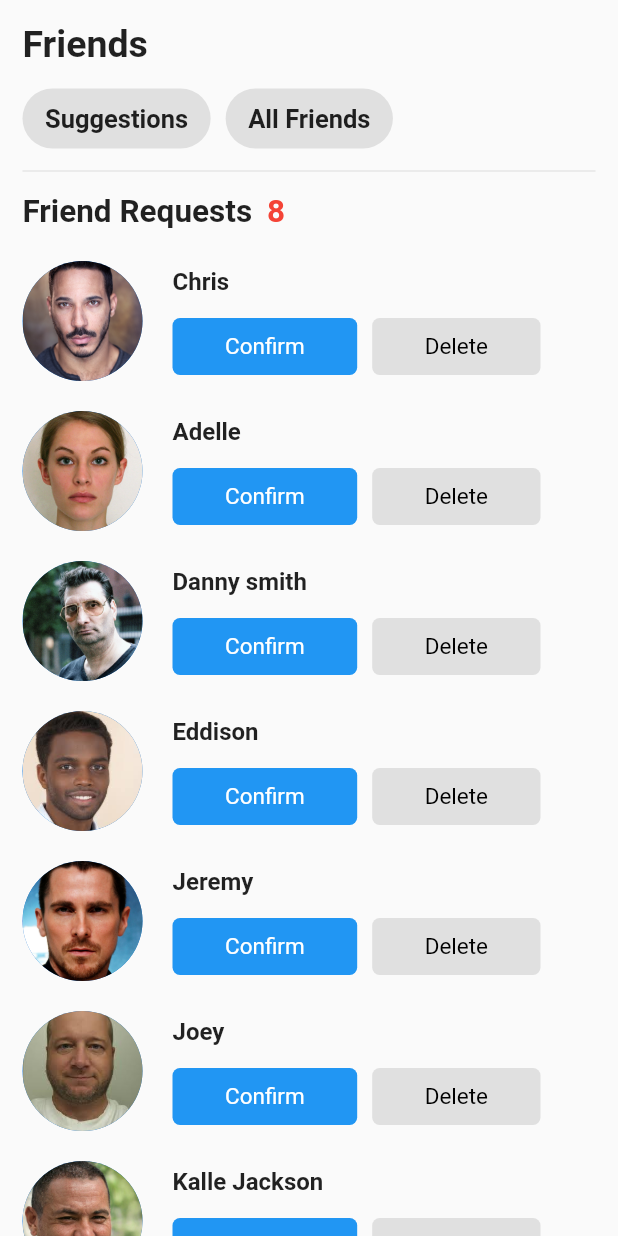
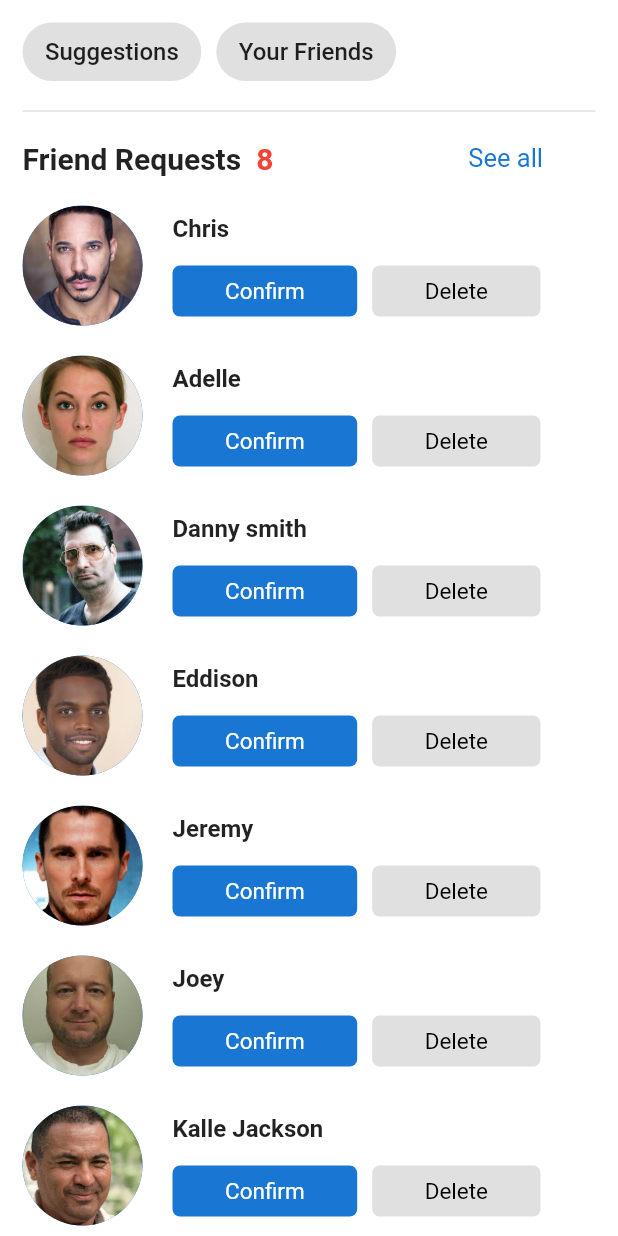
Before and after one commit to congth2001/android_project, a Flutter app: the FriendsTab widget shown alone on an empty page, opened directly, on a phone screen of 412 x 824 dp. Run offline on Flutter 3.47's test engine with Material 2 defaults, Android fonts, the phone set to English and light mode, and no system bars.

Commit message:
Update Friend Tab

```diff
--- a/lib/tabs/friends_tab.dart
+++ b/lib/tabs/friends_tab.dart
@@ -6,12 +6,11 @@ class FriendsTab extends StatelessWidget {
     return SingleChildScrollView(
       child: Container(
         padding: EdgeInsets.symmetric(horizontal: 15.0, vertical: 15.0),
+        color: Colors.white,
         child: Column(
           mainAxisAlignment: MainAxisAlignment.start,
           crossAxisAlignment: CrossAxisAlignment.start,
           children: <Widget>[
-            Text('Friends', style: TextStyle(fontSize: 25.0, fontWeight: FontWeight.bold)),
-            SizedBox(height: 15.0),
             Row(
               children: <Widget>[
                 Container(
@@ -20,7 +19,7 @@ class FriendsTab extends StatelessWidget {
                     color: Colors.grey[300],
                     borderRadius: BorderRadius.circular(30.0)
                   ),
-                  child: Text('Suggestions', style: TextStyle(fontSize: 17.0, fontWeight: FontWeight.bold)),
+                  child: Text('Suggestions', style: TextStyle(fontSize: 16.0, fontWeight: FontWeight.w500)),
                 ),
 
                 SizedBox(width: 10.0),
@@ -31,20 +30,24 @@ class FriendsTab extends StatelessWidget {
                     color: Colors.grey[300],
                     borderRadius: BorderRadius.circular(30.0)
                   ),
-                  child: Text('All Friends', style: TextStyle(fontSize: 17.0, fontWeight: FontWeight.bold)),
+                  child: Text('Your Friends', style: TextStyle(fontSize: 16.0, fontWeight: FontWeight.w500)),
                 )
               ],
             ),
 
-            Divider(height: 30.0),
+            Divider(height: 40.0, thickness: 1),
 
             Row(
               children: <Widget>[
-                Text('Friend Requests', style: TextStyle(fontSize: 21.0, fontWeight: FontWeight.bold)),
+                Text('Friend Requests', style: TextStyle(fontSize: 20.0, fontWeight: FontWeight.bold)),
 
                 SizedBox(width: 10.0),
 
-                Text('8', style: TextStyle(fontSize: 21.0, fontWeight: FontWeight.bold, color: Colors.red)),
+                Text('8', style: TextStyle(fontSize: 20.0, fontWeight: FontWeight.bold, color: Colors.red)),
+
+                SizedBox(width: 130),
+
+                Text('See all', style: TextStyle(fontSize: 17, color: Colors.blue[700]))
               ],
             ),
 
@@ -66,16 +69,16 @@ class FriendsTab extends StatelessWidget {
                     Row(
                       children: <Widget>[
                         Container(
-                          padding: EdgeInsets.symmetric(horizontal: 35.0, vertical: 10.0),
+                          padding: EdgeInsets.symmetric(horizontal: 35.0, vertical: 8.0),
                           decoration: BoxDecoration(
-                            color: Colors.blue,
+                            color: Colors.blue[700],
                             borderRadius: BorderRadius.circular(5.0)
                           ),
                           child: Text('Confirm', style: TextStyle(color: Colors.white, fontSize: 15.0)),
                         ),
                         SizedBox(width: 10.0),
                         Container(
-                          padding: EdgeInsets.symmetric(horizontal: 35.0, vertical: 10.0),
+                          padding: EdgeInsets.symmetric(horizontal: 35.0, vertical: 8.0),
                           decoration: BoxDecoration(
                             color: Colors.grey[300],
                             borderRadius: BorderRadius.circular(5.0)
@@ -107,16 +110,16 @@ class FriendsTab extends StatelessWidget {
                     Row(
                       children: <Widget>[
                         Container(
-                          padding: EdgeInsets.symmetric(horizontal: 35.0, vertical: 10.0),
+                          padding: EdgeInsets.symmetric(horizontal: 35.0, vertical: 8.0),
                           decoration: BoxDecoration(
-                            color: Colors.blue,
+                            color: Colors.blue[700],
                             borderRadius: BorderRadius.circular(5.0)
                           ),
                           child: Text('Confirm', style: TextStyle(color: Colors.white, fontSize: 15.0)),
                         ),
                         SizedBox(width: 10.0),
                         Container(
-                          padding: EdgeInsets.symmetric(horizontal: 35.0, vertical: 10.0),
+                          padding: EdgeInsets.symmetric(horizontal: 35.0, vertical: 8.0),
                           decoration: BoxDecoration(
                             color: Colors.grey[300],
                             borderRadius: BorderRadius.circular(5.0)
@@ -148,16 +151,16 @@ class FriendsTab extends StatelessWidget {
                     Row(
                       children: <Widget>[
                         Container(
-                          padding: EdgeInsets.symmetric(horizontal: 35.0, vertical: 10.0),
+                          padding: EdgeInsets.symmetric(horizontal: 35.0, vertical: 8.0),
                           decoration: BoxDecoration(
-                            color: Colors.blue,
+                            color: Colors.blue[700],
                             borderRadius: BorderRadius.circular(5.0)
                           ),
                           child: Text('Confirm', style: TextStyle(color: Colors.white, fontSize: 15.0)),
                         ),
                         SizedBox(width: 10.0),
                         Container(
-                          padding: EdgeInsets.symmetric(horizontal: 35.0, vertical: 10.0),
+                          padding: EdgeInsets.symmetric(horizontal: 35.0, vertical: 8.0),
                           decoration: BoxDecoration(
                             color: Colors.grey[300],
                             borderRadius: BorderRadius.circular(5.0)
@@ -189,16 +192,16 @@ class FriendsTab extends StatelessWidget {
                     Row(
                       children: <Widget>[
                         Container(
-                          padding: EdgeInsets.symmetric(horizontal: 35.0, vertical: 10.0),
+                          padding: EdgeInsets.symmetric(horizontal: 35.0, vertical: 8.0),
                           decoration: BoxDecoration(
-                            color: Colors.blue,
+                            color: Colors.blue[700],
                             borderRadius: BorderRadius.circular(5.0)
                           ),
                           child: Text('Confirm', style: TextStyle(color: Colors.white, fontSize: 15.0)),
                         ),
                         SizedBox(width: 10.0),
                         Container(
-                          padding: EdgeInsets.symmetric(horizontal: 35.0, vertical: 10.0),
+                          padding: EdgeInsets.symmetric(horizontal: 35.0, vertical: 8.0),
                           decoration: BoxDecoration(
                             color: Colors.grey[300],
                             borderRadius: BorderRadius.circular(5.0)
@@ -230,16 +233,16 @@ class FriendsTab extends StatelessWidget {
                     Row(
                       children: <Widget>[
                         Container(
-                          padding: EdgeInsets.symmetric(horizontal: 35.0, vertical: 10.0),
+                          padding: EdgeInsets.symmetric(horizontal: 35.0, vertical: 8.0),
                           decoration: BoxDecoration(
-                            color: Colors.blue,
+                            color: Colors.blue[700],
                             borderRadius: BorderRadius.circular(5.0)
                           ),
                           child: Text('Confirm', style: TextStyle(color: Colors.white, fontSize: 15.0)),
                         ),
                         SizedBox(width: 10.0),
                         Container(
-                          padding: EdgeInsets.symmetric(horizontal: 35.0, vertical: 10.0),
+                          padding: EdgeInsets.symmetric(horizontal: 35.0, vertical: 8.0),
                           decoration: BoxDecoration(
                             color: Colors.grey[300],
                             borderRadius: BorderRadius.circular(5.0)
@@ -271,16 +274,16 @@ class FriendsTab extends StatelessWidget {
                     Row(
                       children: <Widget>[
                         Container(
-                          padding: EdgeInsets.symmetric(horizontal: 35.0, vertical: 10.0),
+                          padding: EdgeInsets.symmetric(horizontal: 35.0, vertical: 8.0),
                           decoration: BoxDecoration(
-                            color: Colors.blue,
+                            color: Colors.blue[700],
                             borderRadius: BorderRadius.circular(5.0)
                           ),
                           child: Text('Confirm', style: TextStyle(color: Colors.white, fontSize: 15.0)),
                         ),
                         SizedBox(width: 10.0),
                         Container(
-                          padding: EdgeInsets.symmetric(horizontal: 35.0, vertical: 10.0),
+                          padding: EdgeInsets.symmetric(horizontal: 35.0, vertical: 8.0),
                           decoration: BoxDecoration(
                             color: Colors.grey[300],
                             borderRadius: BorderRadius.circular(5.0)
@@ -312,16 +315,16 @@ class FriendsTab extends StatelessWidget {
                     Row(
                       children: <Widget>[
                         Container(
-                          padding: EdgeInsets.symmetric(horizontal: 35.0, vertical: 10.0),
+                          padding: EdgeInsets.symmetric(horizontal: 35.0, vertical: 8.0),
                           decoration: BoxDecoration(
-                            color: Colors.blue,
+                            color: Colors.blue[700],
                             borderRadius: BorderRadius.circular(5.0)
                           ),
                           child: Text('Confirm', style: TextStyle(color: Colors.white, fontSize: 15.0)),
                         ),
                         SizedBox(width: 10.0),
                         Container(
-                          padding: EdgeInsets.symmetric(horizontal: 35.0, vertical: 10.0),
+                          padding: EdgeInsets.symmetric(horizontal: 35.0, vertical: 8.0),
                           decoration: BoxDecoration(
                             color: Colors.grey[300],
                             borderRadius: BorderRadius.circular(5.0)
@@ -353,16 +356,16 @@ class FriendsTab extends StatelessWidget {
                     Row(
                       children: <Widget>[
                         Container(
-                          padding: EdgeInsets.symmetric(horizontal: 35.0, vertical: 10.0),
+                          padding: EdgeInsets.symmetric(horizontal: 35.0, vertical: 8.0),
                           decoration: BoxDecoration(
-                            color: Colors.blue,
+                            color: Colors.blue[700],
                             borderRadius: BorderRadius.circular(5.0)
                           ),
                           child: Text('Confirm', style: TextStyle(color: Colors.white, fontSize: 15.0)),
                         ),
                         SizedBox(width: 10.0),
                         Container(
-                          padding: EdgeInsets.symmetric(horizontal: 35.0, vertical: 10.0),
+                          padding: EdgeInsets.symmetric(horizontal: 35.0, vertical: 8.0),
                           decoration: BoxDecoration(
                             color: Colors.grey[300],
                             borderRadius: BorderRadius.circular(5.0)
@@ -372,15 +375,34 @@ class FriendsTab extends StatelessWidget {
                       ],
                     )
                   ],
-                )
+                ),
               ],
             ),
+            Container(
+              width: MediaQuery.of(context).size.width,
+              height: 70.0,
+              child: Row(
+                children: [
+                  MaterialButton(
+                    elevation: 0,
+                    height: 35,
+                    minWidth: MediaQuery.of(context).size.width-30,
+                    shape: RoundedRectangleBorder(
+                      borderRadius: BorderRadius.circular(5),
+                    ),
+                    color: Colors.grey[300],
+                    child: const Text('See all', style: TextStyle(fontSize: 16.0, fontWeight: FontWeight.w500)),
+                    onPressed: () {},
+                  ),
+                ],
+              ),
+            ),
 
-            Divider(height: 30.0),
+            Divider(height: 10.0, thickness: 1),
+            SizedBox(height: 15.0),
+            Text('People You May Know', style: TextStyle(fontSize: 20.0, fontWeight: FontWeight.bold)),
 
-            Text('People You May Know', style: TextStyle(fontSize: 21.0, fontWeight: FontWeight.bold)),
-
-            SizedBox(height: 20.0),
+            SizedBox(height: 15.0),
 
             Row(
               children: <Widget>[
@@ -398,21 +420,21 @@ class FriendsTab extends StatelessWidget {
                     Row(
                       children: <Widget>[
                         Container(
-                          padding: EdgeInsets.symmetric(horizontal: 35.0, vertical: 10.0),
+                          padding: EdgeInsets.symmetric(horizontal: 25.0, vertical: 8.0),
                           decoration: BoxDecoration(
-                            color: Colors.blue,
+                            color: Colors.blue[700],
                             borderRadius: BorderRadius.circular(5.0)
                           ),
-                          child: Text('Confirm', style: TextStyle(color: Colors.white, fontSize: 15.0)),
+                          child: Text('Add Friend', style: TextStyle(color: Colors.white, fontSize: 15.0)),
                         ),
                         SizedBox(width: 10.0),
                         Container(
-                          padding: EdgeInsets.symmetric(horizontal: 35.0, vertical: 10.0),
+                          padding: EdgeInsets.symmetric(horizontal: 28.0, vertical: 8.0),
                           decoration: BoxDecoration(
                             color: Colors.grey[300],
                             borderRadius: BorderRadius.circular(5.0)
                           ),
-                          child: Text('Delete', style: TextStyle(color: Colors.black, fontSize: 15.0)),
+                          child: Text('Remove', style: TextStyle(color: Colors.black, fontSize: 15.0)),
                         ),
                       ],
                     )
@@ -439,21 +461,21 @@ class FriendsTab extends StatelessWidget {
                     Row(
                       children: <Widget>[
                         Container(
-                          padding: EdgeInsets.symmetric(horizontal: 35.0, vertical: 10.0),
+                          padding: EdgeInsets.symmetric(horizontal: 25.0, vertical: 8.0),
                           decoration: BoxDecoration(
-                            color: Colors.blue,
+                            color: Colors.blue[700],
                             borderRadius: BorderRadius.circular(5.0)
                           ),
-                          child: Text('Confirm', style: TextStyle(color: Colors.white, fontSize: 15.0)),
+                          child: Text('Add Friend', style: TextStyle(color: Colors.white, fontSize: 15.0)),
                         ),
                         SizedBox(width: 10.0),
                         Container(
-                          padding: EdgeInsets.symmetric(horizontal: 35.0, vertical: 10.0),
+                          padding: EdgeInsets.symmetric(horizontal: 28.0, vertical: 8.0),
                           decoration: BoxDecoration(
                             color: Colors.grey[300],
                             borderRadius: BorderRadius.circular(5.0)
                           ),
-                          child: Text('Delete', style: TextStyle(color: Colors.black, fontSize: 15.0)),
+                          child: Text('Remove', style: TextStyle(color: Colors.black, fontSize: 15.0)),
                         ),
                       ],
                     )
@@ -480,21 +502,21 @@ class FriendsTab extends StatelessWidget {
                     Row(
                       children: <Widget>[
                         Container(
-                          padding: EdgeInsets.symmetric(horizontal: 35.0, vertical: 10.0),
+                          padding: EdgeInsets.symmetric(horizontal: 25.0, vertical: 8.0),
                           decoration: BoxDecoration(
-                            color: Colors.blue,
+                            color: Colors.blue[700],
                             borderRadius: BorderRadius.circular(5.0)
                           ),
-                          child: Text('Confirm', style: TextStyle(color: Colors.white, fontSize: 15.0)),
+                          child: Text('Add Friend', style: TextStyle(color: Colors.white, fontSize: 15.0)),
                         ),
                         SizedBox(width: 10.0),
                         Container(
-                          padding: EdgeInsets.symmetric(horizontal: 35.0, vertical: 10.0),
+                          padding: EdgeInsets.symmetric(horizontal: 28.0, vertical: 8.0),
                           decoration: BoxDecoration(
                             color: Colors.grey[300],
                             borderRadius: BorderRadius.circular(5.0)
                           ),
-                          child: Text('Delete', style: TextStyle(color: Colors.black, fontSize: 15.0)),
+                          child: Text('Remove', style: TextStyle(color: Colors.black, fontSize: 15.0)),
                         ),
                       ],
                     )
@@ -521,21 +543,21 @@ class FriendsTab extends StatelessWidget {
                     Row(
                       children: <Widget>[
                         Container(
-                          padding: EdgeInsets.symmetric(horizontal: 35.0, vertical: 10.0),
+                          padding: EdgeInsets.symmetric(horizontal: 25.0, vertical: 8.0),
                           decoration: BoxDecoration(
-                            color: Colors.blue,
+                            color: Colors.blue[700],
                             borderRadius: BorderRadius.circular(5.0)
                           ),
-                          child: Text('Confirm', style: TextStyle(color: Colors.white, fontSize: 15.0)),
+                          child: Text('Adđ Friend', style: TextStyle(color: Colors.white, fontSize: 15.0)),
                         ),
                         SizedBox(width: 10.0),
                         Container(
-                          padding: EdgeInsets.symmetric(horizontal: 35.0, vertical: 10.0),
+                          padding: EdgeInsets.symmetric(horizontal: 28.0, vertical: 8.0),
                           decoration: BoxDecoration(
                             color: Colors.grey[300],
                             borderRadius: BorderRadius.circular(5.0)
                           ),
-                          child: Text('Delete', style: TextStyle(color: Colors.black, fontSize: 15.0)),
+                          child: Text('Remove', style: TextStyle(color: Colors.black, fontSize: 15.0)),
                         ),
                       ],
                     )
@@ -562,21 +584,21 @@ class FriendsTab extends StatelessWidget {
                     Row(
                       children: <Widget>[
                         Container(
-                          padding: EdgeInsets.symmetric(horizontal: 35.0, vertical: 10.0),
+                          padding: EdgeInsets.symmetric(horizontal: 25.0, vertical: 8.0),
                           decoration: BoxDecoration(
-                            color: Colors.blue,
+                            color: Colors.blue[700],
                             borderRadius: BorderRadius.circular(5.0)
                           ),
-                          child: Text('Confirm', style: TextStyle(color: Colors.white, fontSize: 15.0)),
+                          child: Text('Add Friend', style: TextStyle(color: Colors.white, fontSize: 15.0)),
                         ),
                         SizedBox(width: 10.0),
                         Container(
-                          padding: EdgeInsets.symmetric(horizontal: 35.0, vertical: 10.0),
+                          padding: EdgeInsets.symmetric(horizontal: 28.0, vertical: 8.0),
                           decoration: BoxDecoration(
                             color: Colors.grey[300],
                             borderRadius: BorderRadius.circular(5.0)
                           ),
-                          child: Text('Delete', style: TextStyle(color: Colors.black, fontSize: 15.0)),
+                          child: Text('Remove', style: TextStyle(color: Colors.black, fontSize: 15.0)),
                         ),
                       ],
                     )
@@ -603,21 +625,21 @@ class FriendsTab extends StatelessWidget {
                     Row(
                       children: <Widget>[
                         Container(
-                          padding: EdgeInsets.symmetric(horizontal: 35.0, vertical: 10.0),
+                          padding: EdgeInsets.symmetric(horizontal: 25.0, vertical: 8.0),
                           decoration: BoxDecoration(
-                            color: Colors.blue,
+                            color: Colors.blue[700],
                             borderRadius: BorderRadius.circular(5.0)
                           ),
-                          child: Text('Confirm', style: TextStyle(color: Colors.white, fontSize: 15.0)),
+                          child: Text('Add Friend', style: TextStyle(color: Colors.white, fontSize: 15.0)),
                         ),
                         SizedBox(width: 10.0),
                         Container(
-                          padding: EdgeInsets.symmetric(horizontal: 35.0, vertical: 10.0),
+                          padding: EdgeInsets.symmetric(horizontal: 28.0, vertical: 8.0),
                           decoration: BoxDecoration(
                             color: Colors.grey[300],
                             borderRadius: BorderRadius.circular(5.0)
                           ),
-                          child: Text('Delete', style: TextStyle(color: Colors.black, fontSize: 15.0)),
+                          child: Text('Remove', style: TextStyle(color: Colors.black, fontSize: 15.0)),
                         ),
                       ],
                     )
--- a/lib/tabs/home_tab.dart
+++ b/lib/tabs/home_tab.dart
@@ -1,8 +1,7 @@
-import 'package:fakebook/widgets/write_something_widget.dart';
+import 'package:fakebook/widgets/what_on_your_.dart';
 import 'package:fakebook/widgets/separator_widget.dart';
 import 'package:fakebook/widgets/post_widget.dart';
 import 'package:fakebook/widgets/stories_widget.dart';
-import 'package:fakebook/widgets/online_widget.dart';
 import 'package:fakebook/models/post.dart';
 import 'package:flutter/material.dart';
 
--- a/lib/tabs/profile_tab.dart
+++ b/lib/tabs/profile_tab.dart
@@ -1,5 +1,5 @@
 import 'package:fakebook/widgets/separator_widget.dart';
-import 'package:fakebook/widgets/write_something_widget.dart';
+import 'package:fakebook/widgets/what_on_your_.dart';
 import 'package:flutter/material.dart';
 
 class ProfileTab extends StatelessWidget {
```
Also changed, not shown: lib/pages/friend_page.dart (added, +55 -0 lines), lib/pages/home_page.dart (+5 -9 lines), lib/tabs/menu_tab.dart (+51 -8 lines), lib/tabs/notifications_tab.dart (+19 -12 lines), lib/widgets/what_on_your_.dart (renamed from lib/widgets/write_something_widget.dart, +34 -13 lines), lib/screens/profile.dart (deleted).
